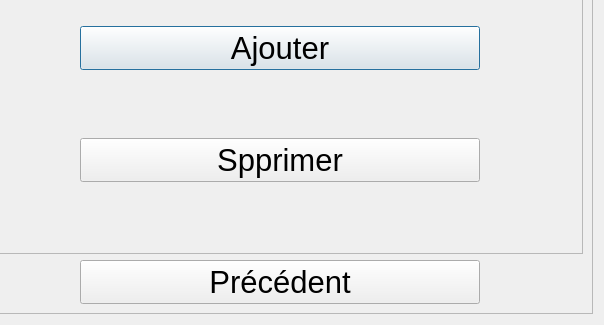
Before: the Qt Designer form Logiciel/pi_controller/HMI2/bouteilles.ui in emilerenaud/BartendUS-GROS4, drawn with Qt 5; both pictures show x 676 to 1280 and y 395 to 720 of the 1280 by 720 pixel window.
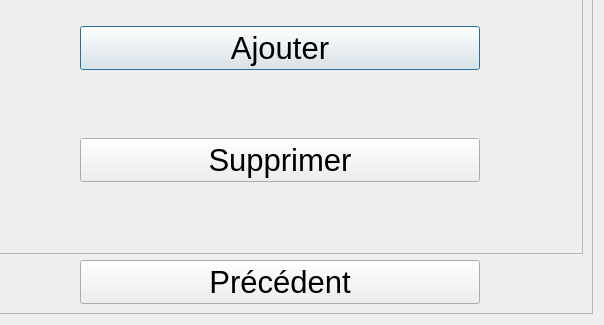
After: the same form once the commit is applied. Icons and pictures are not drawn.

The edit to the form file:
```diff
--- a/Logiciel/pi_controller/HMI2/bouteilles.ui
+++ b/Logiciel/pi_controller/HMI2/bouteilles.ui
@@ -255,7 +255,7 @@
             </font>
            </property>
            <property name="text">
-            <string>Spprimer</string>
+            <string>Supprimer</string>
            </property>
           </widget>
          </item>
```
